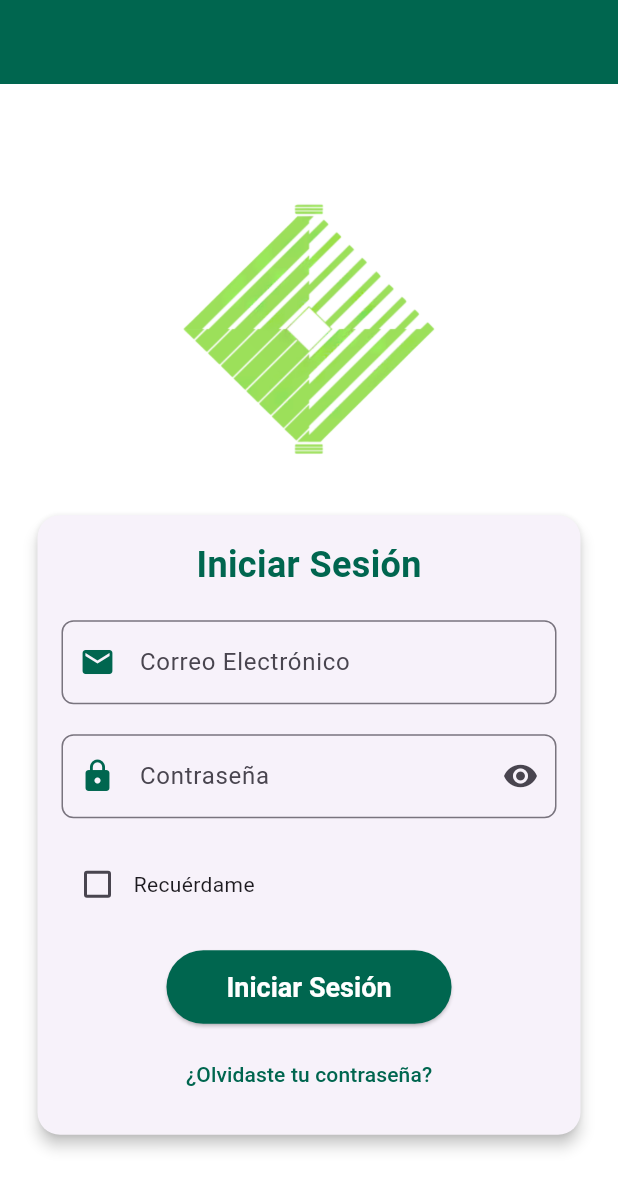
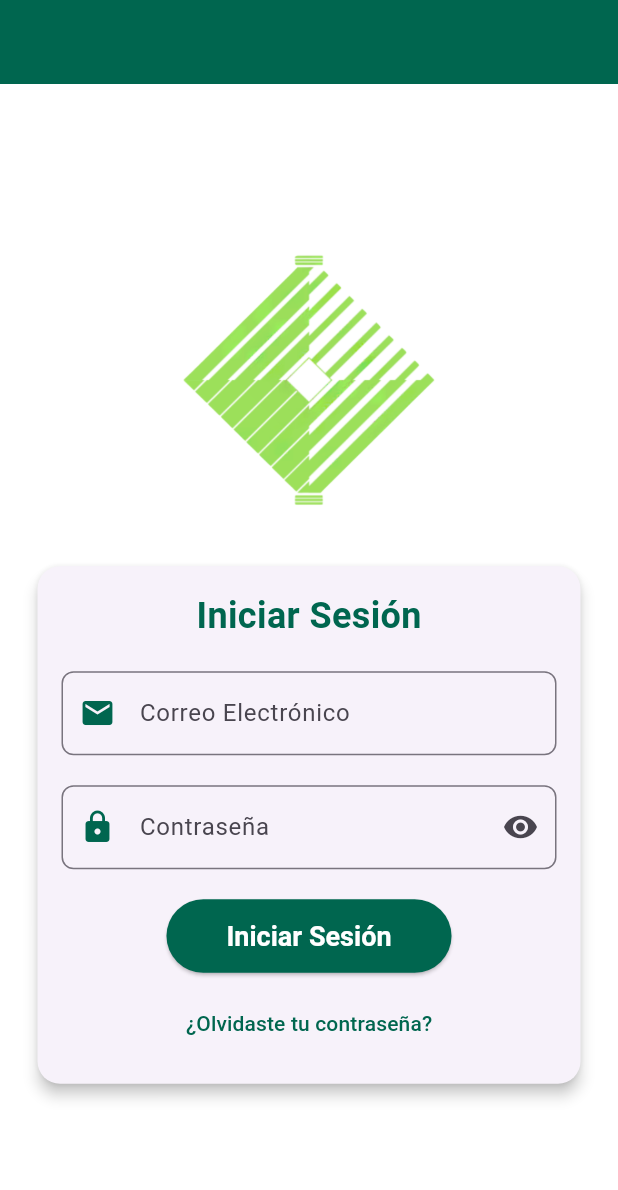
Before and after one commit to Arielo16/UniTask, a Flutter app: the screen it shows after launch, on a phone screen of 412 x 824 dp. Shown: the top 1190 px of the screen. Run offline on Flutter 3.47's test engine with Material 3 defaults, Android fonts, the phone set to English and light mode, and no system bars; our stand-ins replace flutter_colorpicker.

```diff
--- a/Movil/unitask_movil/lib/widgets/card_inicio_sesion.dart
+++ b/Movil/unitask_movil/lib/widgets/card_inicio_sesion.dart
@@ -98,16 +98,6 @@ class CardInicioSesion extends StatelessWidget {
                     },
                   ),
                   const SizedBox(height: 20),
-                  Row(
-                    children: [
-                      Checkbox(
-                        value: rememberMe,
-                        onChanged: onRememberMeChanged,
-                      ),
-                      const Text('Recuérdame'),
-                    ],
-                  ),
-                  const SizedBox(height: 20),
                   ElevatedButton(
                     onPressed: onLogin,
                     style: ElevatedButton.styleFrom(
```
